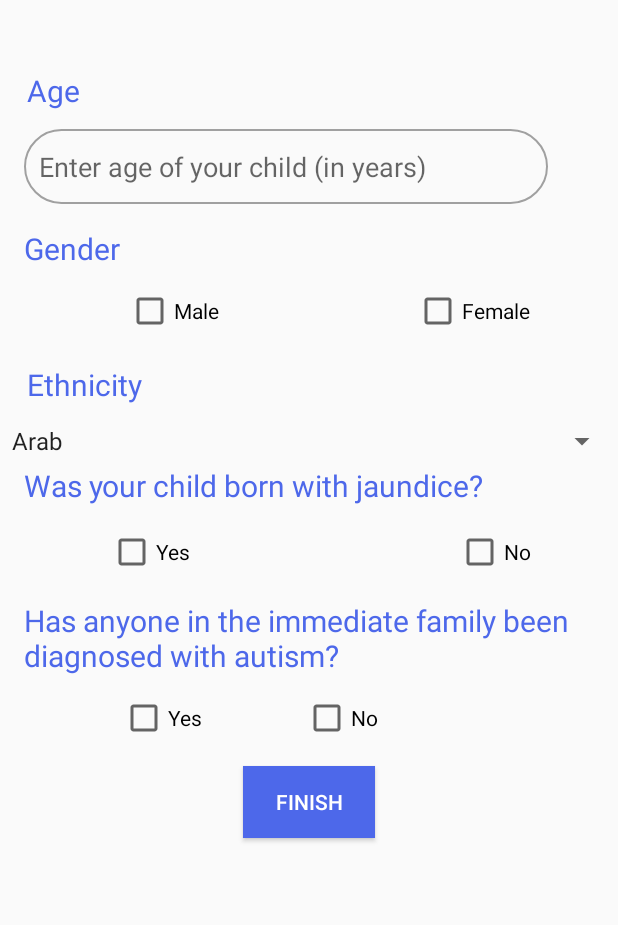
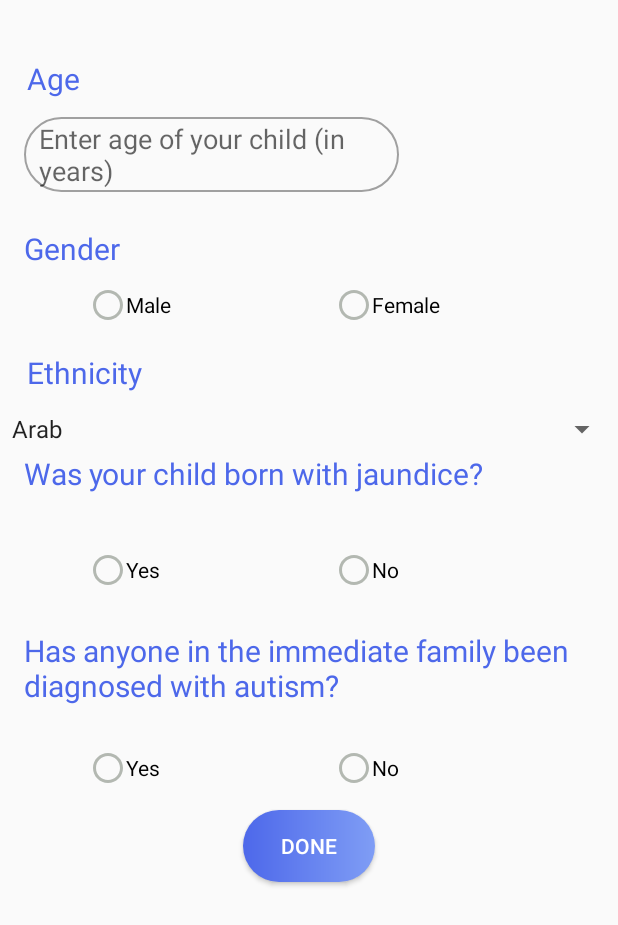
Before and after one commit to OmarSalah997/Autisma, an Android app: the PersonalDetails screen opened directly, with no data from a screen before it, on a phone screen of 412 x 824 dp. Shown: the top 925 px of the screen. Run offline under Robolectric (Android 15) with nearby library versions, the phone set to English and light mode, and no system bars.

Commit message:
personal details arabic added

```diff
--- a/app/src/main/res/layout/personal_details.xml
+++ b/app/src/main/res/layout/personal_details.xml
@@ -12,7 +12,7 @@
         android:layout_height="wrap_content"
         android:layout_marginStart="2dp"
         android:layout_marginBottom="12dp"
-        android:text="Age"
+        android:text="@string/age"
         android:textColor="@color/colorDarkBlue"
         android:textSize="20sp"
         app:layout_constraintBottom_toTopOf="@+id/age"
@@ -20,16 +20,17 @@
 
     <EditText
         android:id="@+id/age"
-        android:layout_width="349dp"
+        android:layout_width="250dp"
         android:layout_height="50dp"
         android:layout_marginStart="16dp"
         android:layout_marginTop="87dp"
         android:layout_marginBottom="87dp"
         android:background="@drawable/edit_text_style"
         android:drawablePadding="3dp"
-        android:hint="Enter age of your child (in years)"
+        android:hint="@string/enterChildAge"
         android:paddingStart="10dp"
-        android:textSize="18dp"
+        android:paddingEnd="10dp"
+        android:textSize="18sp"
         app:layout_constraintBottom_toBottomOf="@+id/checkbox_male"
         app:layout_constraintStart_toStartOf="parent"
         app:layout_constraintTop_toTopOf="parent"
@@ -41,30 +42,32 @@
         android:layout_height="wrap_content"
         android:layout_marginStart="16dp"
         android:layout_marginTop="152dp"
-        android:text="Gender"
+        android:text="@string/gender"
         android:textColor="@color/colorDarkBlue"
-        android:textSize="20dp"
+        android:textSize="20sp"
         app:layout_constraintStart_toStartOf="parent"
         app:layout_constraintTop_toTopOf="parent" />
 
     <CheckBox
         android:id="@+id/checkbox_male"
+        style="@style/checkbox_style"
         android:layout_width="wrap_content"
         android:layout_height="wrap_content"
-        android:layout_marginStart="68dp"
+        android:layout_marginStart="44dp"
         android:layout_marginTop="12dp"
-        android:text="Male"
+        android:text="@string/male"
         app:layout_constraintStart_toStartOf="@+id/gendertext"
         app:layout_constraintTop_toBottomOf="@+id/gendertext" />
 
     <CheckBox
         android:id="@+id/checkbox_female"
+        style="@style/checkbox_style"
         android:layout_width="wrap_content"
         android:layout_height="wrap_content"
-        android:layout_marginEnd="12dp"
-        android:text="Female"
+        android:layout_marginStart="164dp"
+        android:text="@string/female"
         app:layout_constraintBaseline_toBaselineOf="@+id/checkbox_male"
-        app:layout_constraintEnd_toEndOf="@+id/age" />
+        app:layout_constraintStart_toStartOf="@+id/checkbox_male" />
 
     <TextView
         android:id="@+id/ethnicityText"
@@ -72,9 +75,9 @@
         android:layout_height="wrap_content"
         android:layout_marginStart="18dp"
         android:layout_marginTop="19dp"
-        android:text="Ethnicity"
+        android:text="@string/Ethnicity"
         android:textColor="@color/colorDarkBlue"
-        android:textSize="20dp"
+        android:textSize="20sp"
         app:layout_constraintStart_toStartOf="parent"
         app:layout_constraintTop_toBottomOf="@+id/checkbox_male" />
 
@@ -95,66 +98,25 @@
         android:layout_height="wrap_content"
         android:layout_marginStart="16dp"
         android:layout_marginTop="4dp"
-        android:text="Was your child born with jaundice?"
+        android:text="@string/Was_your_child_born_with_jaundice"
         android:textColor="@color/colorDarkBlue"
-        android:textSize="20dp"
+        android:textSize="20sp"
         app:layout_constraintStart_toStartOf="parent"
         app:layout_constraintTop_toBottomOf="@+id/ethnicity_spinner" />
 
     <CheckBox
         android:id="@+id/checkbox_yes_jaundice"
+        style="@style/checkbox_style"
         android:layout_width="wrap_content"
         android:layout_height="wrap_content"
-        android:layout_marginStart="72dp"
-        android:layout_marginTop="36dp"
-        android:text="Yes"
+        android:layout_marginStart="60dp"
+        android:layout_marginTop="44dp"
+        android:text="@string/yes"
         app:layout_constraintBaseline_toBaselineOf="@+id/checkbox_no_jaundice"
         app:layout_constraintStart_toStartOf="parent"
         app:layout_constraintTop_toBottomOf="@id/question" />
 
-    <CheckBox
-        android:id="@+id/checkbox_no_jaundice"
-        android:layout_width="wrap_content"
-        android:layout_height="wrap_content"
-        android:layout_marginStart="232dp"
-        android:layout_marginTop="352dp"
-        android:text="No"
-        app:layout_constraintStart_toStartOf="@+id/checkbox_yes_jaundice"
-        app:layout_constraintTop_toTopOf="parent" />
-
-    <TextView
-        android:id="@+id/question2"
-        android:layout_width="wrap_content"
-        android:layout_height="wrap_content"
-        android:layout_marginStart="16dp"
-        android:layout_marginTop="16dp"
-        android:text="Has anyone in the immediate family been diagnosed with autism?"
-        android:textColor="@color/colorDarkBlue"
-
-        android:textSize="20dp"
-        app:layout_constraintStart_toStartOf="parent"
-        app:layout_constraintTop_toBottomOf="@+id/checkbox_yes_jaundice" />
-
-    <CheckBox
-        android:id="@+id/checkbox_no_family"
-        android:layout_width="wrap_content"
-        android:layout_height="wrap_content"
-        android:layout_marginTop="12dp"
-        android:layout_marginEnd="176dp"
-        android:text="No"
-        app:layout_constraintEnd_toEndOf="@+id/question2"
-        app:layout_constraintTop_toBottomOf="@+id/question2" />
-
-    <CheckBox
-        android:id="@+id/checkbox_yes_family"
-        android:layout_width="wrap_content"
-        android:layout_height="wrap_content"
-        android:layout_marginStart="64dp"
-        android:layout_marginTop="12dp"
-        android:text="Yes"
-        app:layout_constraintStart_toStartOf="@+id/question2"
-        app:layout_constraintTop_toBottomOf="@+id/question2" />
-<!--
+    <!--
     <TextView
         android:id="@+id/question3"
         android:layout_width="wrap_content"
@@ -176,14 +138,61 @@
         tools:layout_editor_absoluteX="0dp" />
       -->
 
+    <CheckBox
+        android:id="@+id/checkbox_no_jaundice"
+        style="@style/checkbox_style"
+        android:layout_width="wrap_content"
+        android:layout_height="wrap_content"
+        android:layout_marginStart="164dp"
+        android:layout_marginTop="368dp"
+        android:text="@string/no"
+        app:layout_constraintStart_toStartOf="@+id/checkbox_yes_jaundice"
+        app:layout_constraintTop_toTopOf="parent" />
+
+    <TextView
+        android:id="@+id/question2"
+        android:layout_width="wrap_content"
+        android:layout_height="wrap_content"
+        android:layout_marginStart="16dp"
+        android:layout_marginTop="28dp"
+        android:text="@string/autisma_family_q"
+        android:textColor="@color/colorDarkBlue"
+
+        android:textSize="20sp"
+        app:layout_constraintStart_toStartOf="parent"
+        app:layout_constraintTop_toBottomOf="@+id/checkbox_yes_jaundice" />
+
+    <CheckBox
+        android:id="@+id/checkbox_no_family"
+        style="@style/checkbox_style"
+        android:layout_width="wrap_content"
+        android:layout_height="wrap_content"
+        android:layout_marginStart="164dp"
+        android:layout_marginTop="108dp"
+        android:text="@string/no"
+        app:layout_constraintStart_toStartOf="@+id/checkbox_yes_family"
+        app:layout_constraintTop_toBottomOf="@+id/checkbox_no_jaundice" />
+
+    <CheckBox
+        android:id="@+id/checkbox_yes_family"
+        style="@style/checkbox_style"
+        android:layout_width="wrap_content"
+        android:layout_height="wrap_content"
+        android:layout_marginStart="60dp"
+        android:layout_marginTop="12dp"
+        android:text="@string/yes"
+        app:layout_constraintBaseline_toBaselineOf="@+id/checkbox_no_family"
+        app:layout_constraintStart_toStartOf="parent"
+        app:layout_constraintTop_toBottomOf="@+id/question2" />
+
     <Button
         android:id="@+id/Finish"
         android:layout_width="wrap_content"
         android:layout_height="wrap_content"
         android:layout_marginTop="16dp"
-        android:background="@color/colorDarkBlue"
+        android:background="@drawable/button_shape"
         android:padding="8dp"
-        android:text="Finish"
+        android:text="@string/done"
         android:textColor="#fff"
         app:layout_constraintLeft_toLeftOf="parent"
         app:layout_constraintRight_toRightOf="parent"
--- a/app/src/main/res/values/strings.xml
+++ b/app/src/main/res/values/strings.xml
@@ -128,4 +128,13 @@ In a social group ,He/She can easily keep track of several different peoples con
     <string name="slightly_agree">SLIGHTLY AGREE</string>
     <string name="slightly_disagree">SLIGHTLY DISAGREE</string>
     <string name="definitely_disagree">DEFINITELY DISAGREE</string>
+    <string name="age">Age</string>
+    <string name="enterChildAge">Enter age of your child (in years)</string>
+    <string name="gender">Gender</string>
+    <string name="male">Male</string>
+    <string name="female">Female</string>
+    <string name="no">No</string>
+    <string name="Ethnicity">Ethnicity</string>
+    <string name="Was_your_child_born_with_jaundice">Was your child born with jaundice?</string>
+    <string name="autisma_family_q">Has anyone in the immediate family been diagnosed with autism?</string>
 </resources>
```
Also changed, not shown: 1 other file.
